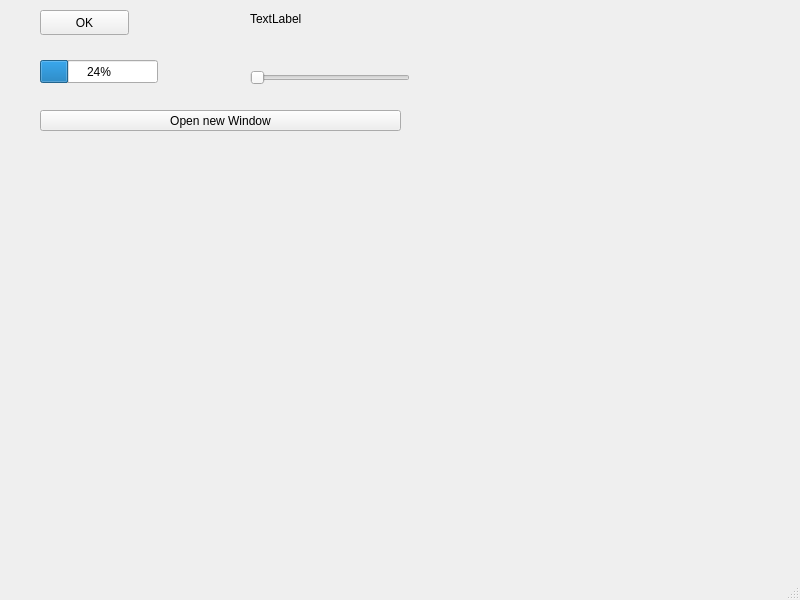
The window that mainwindow.ui (ivyleen/QT_GUI) describes before a commit, drawn with Qt 5.
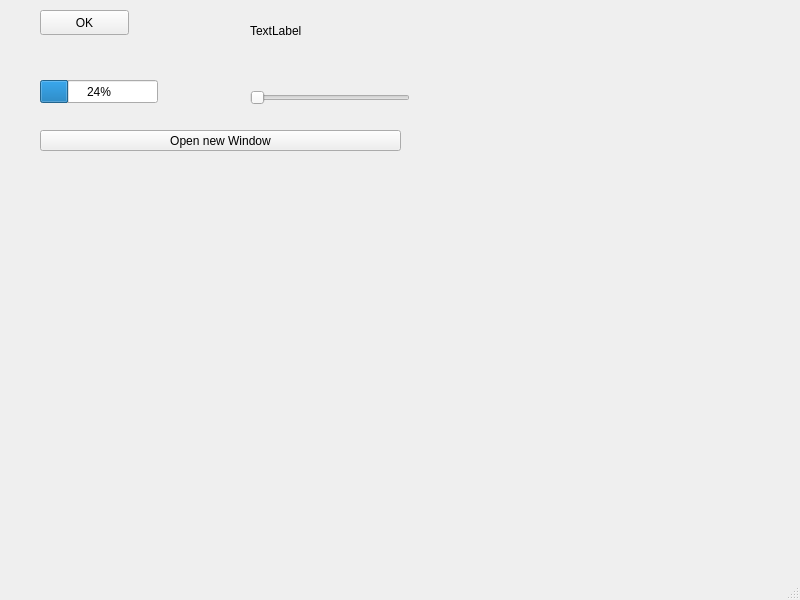
The same window after the commit.

Commit message: [html] add html language in the code

The edit to the form file:
```diff
--- a/mainwindow.ui
+++ b/mainwindow.ui
@@ -32,19 +32,22 @@
      <rect>
       <x>250</x>
       <y>10</y>
-      <width>67</width>
-      <height>17</height>
+      <width>91</width>
+      <height>41</height>
      </rect>
     </property>
     <property name="text">
      <string>TextLabel</string>
     </property>
+    <property name="textFormat">
+     <enum>Qt::AutoText</enum>
+    </property>
    </widget>
    <widget class="QProgressBar" name="progressBar">
     <property name="geometry">
      <rect>
       <x>40</x>
-      <y>60</y>
+      <y>80</y>
       <width>118</width>
       <height>23</height>
      </rect>
@@ -57,7 +60,7 @@
     <property name="geometry">
      <rect>
       <x>250</x>
-      <y>70</y>
+      <y>90</y>
       <width>160</width>
       <height>16</height>
      </rect>
@@ -70,7 +73,7 @@
     <property name="geometry">
      <rect>
       <x>40</x>
-      <y>110</y>
+      <y>130</y>
       <width>361</width>
       <height>21</height>
      </rect>
```
The commit also changes 1 other file.
